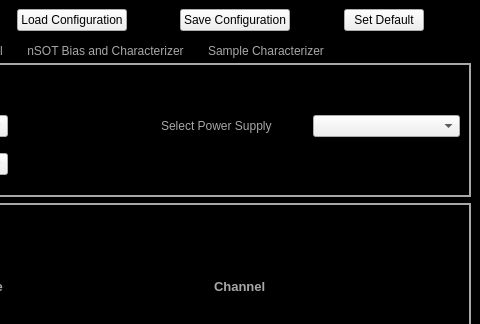
Qt form Scanner GUI/DeviceSelect/DeviceSelect.ui (afylab/nanoSQUID-Scanning-Software) before a commit; both pictures show x 311 to 791 and y 0 to 324 of the 791 by 660 pixel window.
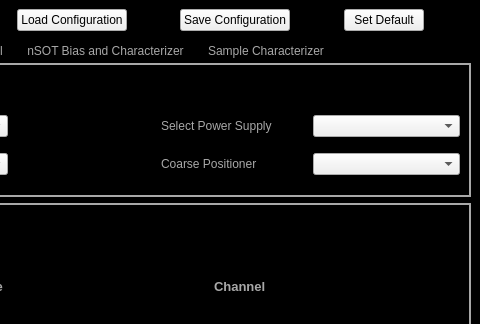
The same form after that commit. Icons and pictures are not drawn.

Diff of the .ui file:
```diff
--- a/Scanner GUI/DeviceSelect/DeviceSelect.ui
+++ b/Scanner GUI/DeviceSelect/DeviceSelect.ui
@@ -350,6 +350,16 @@
              </property>
             </widget>
            </item>
+           <item row="2" column="3">
+            <widget class="QLabel" name="label_6">
+             <property name="text">
+              <string>Coarse Positioner</string>
+             </property>
+            </widget>
+           </item>
+           <item row="2" column="4">
+            <widget class="QComboBox" name="comboBox_CoarsePositioner"/>
+           </item>
           </layout>
          </widget>
         </item>
```
